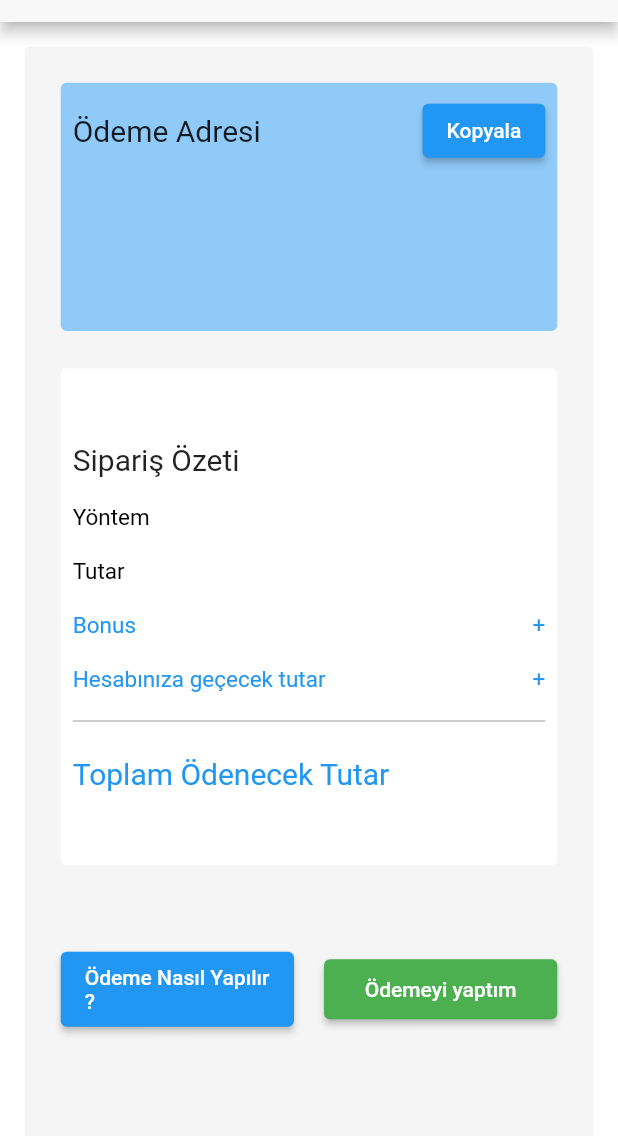
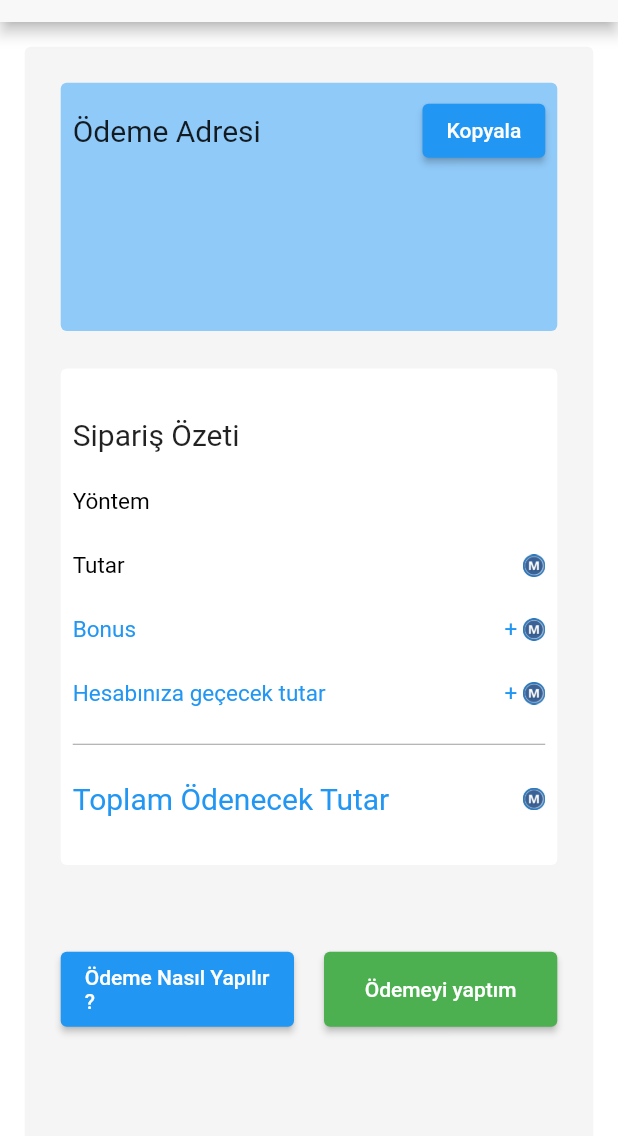
Before and after one commit to musaguzel/musmeramedya, a Flutter app: the AddBalanceSecondStage screen opened directly with empty values, on a phone screen of 412 x 824 dp, the part 62-1198 px from its top. Run offline on Flutter 3.47's test engine with Material 2 defaults, Android fonts, the phone set to English and light mode, and no system bars; our stand-ins replace cloud_firestore, connectivity_plus, firebase_auth, firebase_core, flutter_mobx, lottie and 5 more; accounts and stored records are empty; generated files the repository leaves out were written again.

Commit message:
geliştirmeler yapıldı

```diff
--- a/lib/main.dart
+++ b/lib/main.dart
@@ -42,10 +42,7 @@ class MyApp extends StatelessWidget {
 
 
 /*
-M para birimi tasarla
-domain al
 gerçek değerleri veritabanına gir
-son kez butonları ayarla
 */
 
 
--- a/lib/ui/add_balance/view/second_stage/add_balance_second.dart
+++ b/lib/ui/add_balance/view/second_stage/add_balance_second.dart
@@ -4,6 +4,7 @@ import 'package:flutter/material.dart';
 import 'package:flutter_mobx/flutter_mobx.dart';
 import 'package:musmeramedya/core/base/view/base_widget.dart';
 import 'package:musmeramedya/core/extension/context_extension.dart';
+import 'package:musmeramedya/core/extension/string_extension.dart';
 import 'package:musmeramedya/ui/add_balance/model/payment_model/payment_model.dart';
 import 'package:musmeramedya/ui/add_balance/viewModel/add_balance_page_view_model.dart';
 import '../../../../core/components/Animation/Fade_Animation.dart';
@@ -173,7 +174,7 @@ class AddBalanceSecondStage extends StatelessWidget {
             padding: const EdgeInsets.all(8.0),
             child: Column(
               crossAxisAlignment: CrossAxisAlignment.start,
-              mainAxisAlignment: MainAxisAlignment.center,
+              mainAxisAlignment: MainAxisAlignment.spaceEvenly,
               children: [
                 const Text(
                   'Sipariş Özeti',
@@ -182,25 +183,30 @@ class AddBalanceSecondStage extends StatelessWidget {
                 buildSummaryInfo(
                   title: 'Yöntem',
                   info: paymentModel.selectedPaymentMethod,
+                  isPriceText: false
                 ),
                 buildSummaryInfo(
                   title: 'Tutar',
                   info: paymentModel.selectedPaymentTotal,
+                    isPriceText: true
                 ),
                 buildSummaryInfo(
                     title: 'Bonus',
                     info: '+${paymentModel.selectedPaymentBonus}',
-                    isColoredText: true),
+                    isColoredText: true,
+                    isPriceText: true),
                 buildSummaryInfo(
-                    title: 'Hesabınıza geçecek tutar\n',
-                    info: '+${paymentModel.bonusPlusTotal}\n',
-                    isColoredText: true),
+                    title: 'Hesabınıza geçecek tutar',
+                    info: '+${paymentModel.bonusPlusTotal}',
+                    isColoredText: true,
+                    isPriceText: true),
                 const Divider(color: Colors.grey, height: 1),
                 buildSummaryInfo(
                     title: 'Toplam Ödenecek Tutar',
                     info: paymentModel.selectedPaymentTotal,
                     isColoredText: true,
-                    isBigFontText: true),
+                    isBigFontText: true,
+                    isPriceText: true),
               ],
             ),
           ),
@@ -213,26 +219,42 @@ class AddBalanceSecondStage extends StatelessWidget {
       {required String title,
       required String info,
       bool? isColoredText,
-      bool? isBigFontText}) {
+      bool? isBigFontText,
+      required bool isPriceText}) {
     return Row(
       mainAxisAlignment: MainAxisAlignment.spaceBetween,
+      crossAxisAlignment: CrossAxisAlignment.center,
       children: [
         Text(
-          '\n$title ',
+          title,
           style: TextStyle(
               color: (isColoredText != null && isColoredText)
                   ? Colors.blue
                   : Colors.black,
               fontSize: (isBigFontText != null && isBigFontText) ? 20 : 15),
         ),
+        Row(
+          mainAxisAlignment: MainAxisAlignment.center,
+          crossAxisAlignment: CrossAxisAlignment.center,
+          children: [
             Text(
-          '\n$info',
+              '$info ',
               style: TextStyle(
                   color: (isColoredText != null && isColoredText)
                       ? Colors.blue
                       : Colors.black,
                   fontSize: (isBigFontText != null && isBigFontText) ? 20 : 15),
             ),
+            if(isPriceText)
+              Center(
+                child: Image.asset(
+                  'mcoin'.toPNG,
+                  width: 15,
+                  height: 15,
+                ),
+              ),          ],
+        ),
+
       ],
     );
   }
@@ -245,7 +267,7 @@ class AddBalanceSecondStage extends StatelessWidget {
         builder: (_) {
           return ElevatedButton(
             style: ButtonStyle(
-                minimumSize: MaterialStateProperty.resolveWith((states) => Size(context.width * 0.2,40)),
+                minimumSize: MaterialStateProperty.resolveWith((states) => Size(context.width * 0.2,50)),
                 maximumSize: MaterialStateProperty.resolveWith((states) => Size(context.width * 0.2,70)),
                 backgroundColor:
                     MaterialStateProperty.resolveWith((states) => Colors.green)),
--- a/lib/ui/contact_us/view/contact_us_detail.dart
+++ b/lib/ui/contact_us/view/contact_us_detail.dart
@@ -38,11 +38,12 @@ class ContactUsPage extends StatelessWidget {
                         leading: Image.asset('whatsapp'.toPNG),
                         title: const Text('Whatsapp ile bizimle iletişime geçebilirsiniz'),
                         subtitle: Padding(
-                          padding: const EdgeInsets.all(8.0),
+                          padding: const EdgeInsets.only(left: 8.0,top: 20),
                           child: ElevatedButton(
                             onPressed: (){
                                 openWhatsapp(context);
-                            },style: ButtonStyle(backgroundColor: MaterialStateProperty.resolveWith((states) => Colors.teal)),child: const Text('İletişime Geç'),
+                            },style: ButtonStyle(backgroundColor: MaterialStateProperty.resolveWith((states) => Colors.teal),
+                              minimumSize: MaterialStateProperty.all(Size(context.width / 1.2, 50))),child: const Text('İletişime Geç'),
                           ),
                         ),
                       ),
--- a/pubspec.yaml
+++ b/pubspec.yaml
@@ -14,7 +14,7 @@ dependencies:
     sdk: flutter
   intl: ^0.17.0
 
-  cupertino_icons: ^1.0.2
+  cupertino_icons: ^1.0.6
 
   #url navigator
   url_launcher: ^6.0.0
```
Also changed, not shown: lib/ui/add_balance/components/payment_history_data_table.dart (+13 -3 lines), lib/ui/add_balance/view/first_stage/add_balance_page.dart (+6 -3 lines), lib/ui/invite_system/components/invited_friends_history_data_table.dart (+13 -1 lines), lib/ui/main/view/main_page.dart (+17 -3 lines), lib/ui/orders/view/orders_page.dart (+11 -1 lines), lib/ui/profile/view/profile_page.dart (+11 -5 lines), assets/images/avatar.png, 1 other file. Lines whose indentation alone changed are shown as unchanged.
